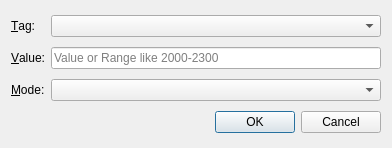
Old version of the form src/dialogs/quicksearch.ui in the repository Isarhamster/chessx.
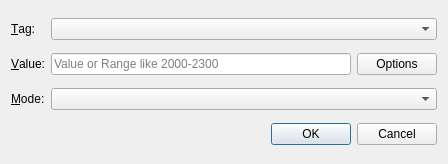
New version of the form.

What changed in the file:
```diff
--- a/src/dialogs/quicksearch.ui
+++ b/src/dialogs/quicksearch.ui
@@ -6,14 +6,24 @@
    <rect>
     <x>0</x>
     <y>0</y>
-    <width>392</width>
-    <height>148</height>
+    <width>448</width>
+    <height>164</height>
    </rect>
   </property>
   <property name="windowTitle">
    <string>Quick Tag Search</string>
   </property>
-  <layout class="QGridLayout">
+  <layout class="QGridLayout" name="gridLayout">
+   <item row="3" column="0">
+    <widget class="QLabel" name="label_3">
+     <property name="text">
+      <string>&amp;Mode:</string>
+     </property>
+     <property name="buddy">
+      <cstring>modeCombo</cstring>
+     </property>
+    </widget>
+   </item>
    <item row="0" column="0">
     <widget class="QLabel" name="label">
      <property name="text">
@@ -24,16 +34,6 @@
      </property>
     </widget>
    </item>
-   <item row="2" column="0">
-    <widget class="QLabel" name="label_3">
-     <property name="text">
-      <string>&amp;Mode:</string>
-     </property>
-     <property name="buddy">
-      <cstring>modeCombo</cstring>
-     </property>
-    </widget>
-   </item>
    <item row="1" column="0">
     <widget class="QLabel" name="label_2">
      <property name="text">
@@ -44,7 +44,27 @@
      </property>
     </widget>
    </item>
-   <item row="3" column="0" colspan="2">
+   <item row="1" column="1">
+    <widget class="QLineEdit" name="valueEdit">
+     <property name="placeholderText">
+      <string>Value or Range like 2000-2300</string>
+     </property>
+    </widget>
+   </item>
+   <item row="1" column="2">
+    <widget class="QPushButton" name="optionBox">
+     <property name="text">
+      <string>Options</string>
+     </property>
+    </widget>
+   </item>
+   <item row="0" column="1" colspan="2">
+    <widget class="QComboBox" name="tagCombo"/>
+   </item>
+   <item row="3" column="1" colspan="2">
+    <widget class="QComboBox" name="modeCombo"/>
+   </item>
+   <item row="4" column="0" colspan="3">
     <layout class="QHBoxLayout">
      <item>
       <widget class="QDialogButtonBox" name="buttonBox">
@@ -55,19 +75,6 @@
      </item>
     </layout>
    </item>
-   <item row="0" column="1">
-    <widget class="QComboBox" name="tagCombo"/>
-   </item>
-   <item row="2" column="1">
-    <widget class="QComboBox" name="modeCombo"/>
-   </item>
-   <item row="1" column="1">
-    <widget class="QLineEdit" name="valueEdit">
-     <property name="placeholderText">
-      <string>Value or Range like 2000-2300</string>
-     </property>
-    </widget>
-   </item>
   </layout>
  </widget>
  <tabstops>
```
